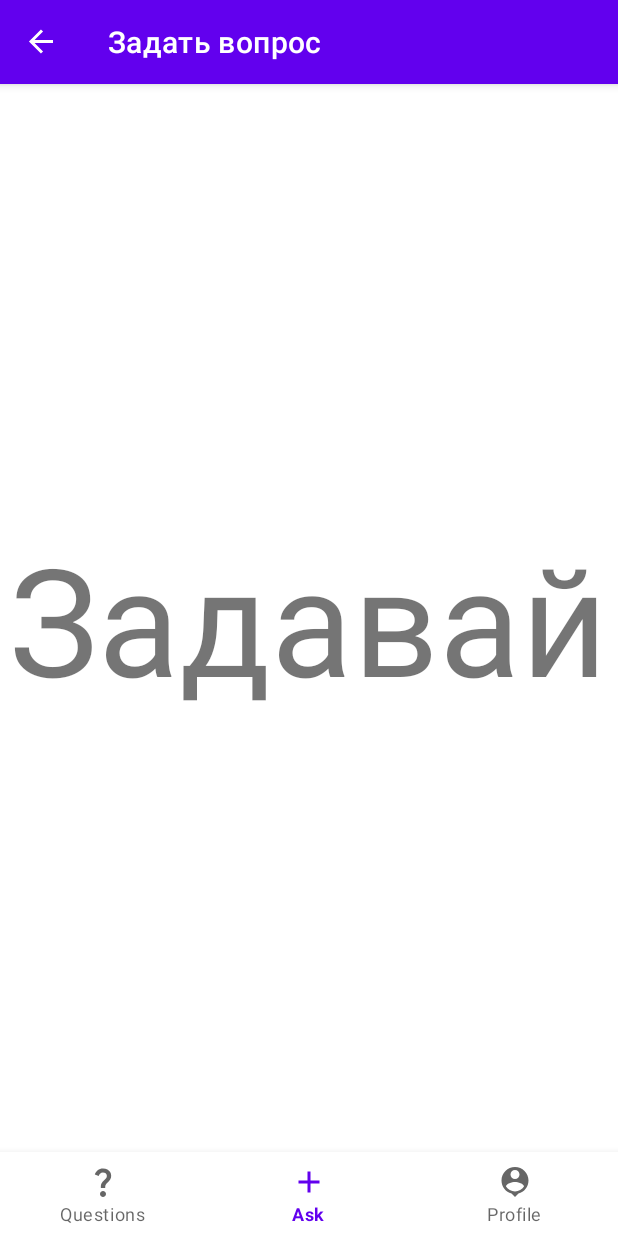
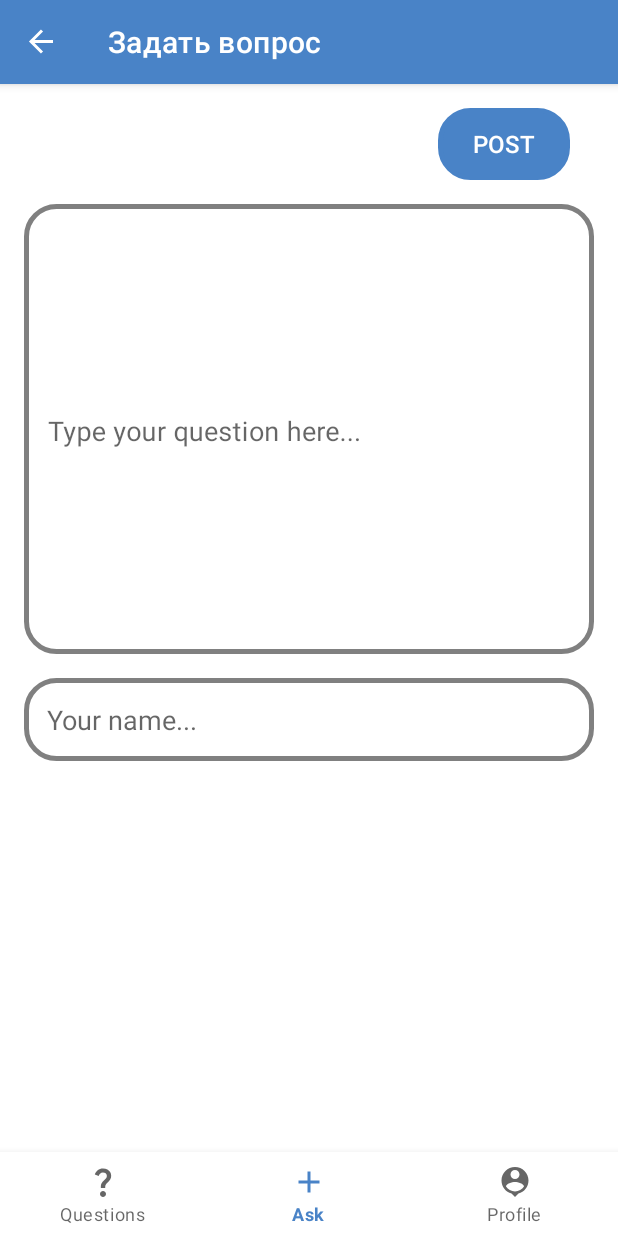
Before and after one commit to SultanSarygulov/UniversityQuestionApp, an Android app: the AskQuestionFragment screen opened through its navigation route, on a phone screen of 412 x 824 dp. Run offline under Robolectric (Android 15) with nearby library versions, the phone set to English and light mode, and no system bars; our stand-ins replace Room's generated code, navigation-ui.

Commit message:
Made AskQuestionFragment design more understandable

```diff
--- a/app/src/main/AndroidManifest.xml
+++ b/app/src/main/AndroidManifest.xml
@@ -15,7 +15,8 @@
         tools:targetApi="31">
         <activity
             android:name=".presentation.MainActivity"
-            android:exported="true">
+            android:exported="true"
+            android:windowSoftInputMode="adjustPan">
             <intent-filter>
                 <action android:name="android.intent.action.MAIN" />
 
--- a/app/src/main/java/com/example/uqa/presentation/AskQuestionFragment.kt
+++ /dev/null
@@ -1,24 +0,0 @@
-package com.example.uqa.presentation
-
-import android.os.Bundle
-import androidx.fragment.app.Fragment
-import android.view.LayoutInflater
-import android.view.View
-import android.view.ViewGroup
-import com.example.uqa.R
-import com.example.uqa.databinding.FragmentAskQuestionBinding
-import com.example.uqa.databinding.FragmentQuestionBinding
-
-
-class AskQuestionFragment : Fragment() {
-
-    private lateinit var binding: FragmentAskQuestionBinding
-
-    override fun onCreateView(
-        inflater: LayoutInflater, container: ViewGroup?,
-        savedInstanceState: Bundle?
-    ): View? {
-        binding = FragmentAskQuestionBinding.inflate(inflater, container, false)
-        return binding.root
-    }
-}
--- /dev/null
+++ b/app/src/main/java/com/example/uqa/presentation/askQuestion/AskQuestionFragment.kt
@@ -0,0 +1,68 @@
+package com.example.uqa.presentation.askQuestion
+
+import android.os.Bundle
+import androidx.fragment.app.Fragment
+import android.view.LayoutInflater
+import android.view.View
+import android.view.ViewGroup
+import android.widget.Toast
+import androidx.lifecycle.ViewModelProvider
+import androidx.navigation.fragment.findNavController
+import com.example.uqa.R
+import com.example.uqa.data.Post
+import com.example.uqa.databinding.FragmentAskQuestionBinding
+import com.example.uqa.databinding.FragmentQuestionBinding
+import com.example.uqa.presentation.home.HomeViewModel
+
+
+class AskQuestionFragment : Fragment() {
+
+    private lateinit var binding: FragmentAskQuestionBinding
+    private lateinit var viewModel: AskQuestionViewModel
+
+    override fun onCreateView(
+        inflater: LayoutInflater, container: ViewGroup?,
+        savedInstanceState: Bundle?
+    ): View? {
+        binding = FragmentAskQuestionBinding.inflate(inflater, container, false)
+        return binding.root
+    }
+
+    override fun onViewCreated(view: View, savedInstanceState: Bundle?) {
+        super.onViewCreated(view, savedInstanceState)
+
+        viewModel = ViewModelProvider(this)[AskQuestionViewModel::class.java]
+
+        binding.postButton.setOnClickListener {
+            checkInputs()
+        }
+    }
+
+    private fun checkInputs() {
+        if (
+            binding.inputPostTextET.text.toString().isEmpty() ||
+            binding.inputName.text.toString().isEmpty()){
+            Toast.makeText(requireContext(), "Fill out all boxes!", Toast.LENGTH_SHORT).show()
+            return
+        }
+
+        postQuestion()
+    }
+
+    private fun postQuestion() {
+        val newPost = Post(
+            0,
+            binding.inputPostTextET.text.toString(),
+            binding.inputName.text.toString(),
+            "02/05/2023",
+            0,
+            0
+        )
+
+        viewModel.addPost(newPost)
+
+        Toast.makeText(requireContext(), "Question successfully posted!", Toast.LENGTH_SHORT).show()
+        findNavController().navigateUp()
+
+    }
+}
--- /dev/null
+++ b/app/src/main/java/com/example/uqa/presentation/askQuestion/AskQuestionViewModel.kt
@@ -0,0 +1,25 @@
+package com.example.uqa.presentation.askQuestion
+
+import android.app.Application
+import androidx.lifecycle.AndroidViewModel
+import androidx.lifecycle.viewModelScope
+import com.example.uqa.data.Post
+import com.example.uqa.data.room.PostsRepository
+import com.example.uqa.data.room.UQADatabase
+import kotlinx.coroutines.launch
+
+class AskQuestionViewModel(application: Application): AndroidViewModel(application) {
+
+    private val repository: PostsRepository
+
+    fun addPost(post: Post){
+        viewModelScope.launch {
+            repository.addPosts(post)
+        }
+    }
+
+    init {
+        val postsDao = UQADatabase.getDatabase(application).postsDao()
+        repository = PostsRepository(postsDao)
+    }
+}
--- /dev/null
+++ b/app/src/main/res/drawable/shape_cornered_button.xml
@@ -0,0 +1,8 @@
+<?xml version="1.0" encoding="utf-8"?>
+<shape xmlns:android="http://schemas.android.com/apk/res/android">
+    <corners
+        android:radius="20sp"/>
+    <stroke
+        android:width="3dp"
+        android:color="#808080"/>
+</shape>
--- a/app/src/main/res/layout/fragment_ask_question.xml
+++ b/app/src/main/res/layout/fragment_ask_question.xml
@@ -1,16 +1,72 @@
 <?xml version="1.0" encoding="utf-8"?>
-<FrameLayout xmlns:android="http://schemas.android.com/apk/res/android"
+<androidx.constraintlayout.widget.ConstraintLayout xmlns:android="http://schemas.android.com/apk/res/android"
+    xmlns:app="http://schemas.android.com/apk/res-auto"
     xmlns:tools="http://schemas.android.com/tools"
     android:layout_width="match_parent"
     android:layout_height="match_parent"
-    tools:context=".presentation.AskQuestionFragment">
+    tools:context=".presentation.askQuestion.AskQuestionFragment">
 
-    <!-- TODO: Update blank fragment layout -->
-    <TextView
+
+    <com.google.android.material.textfield.TextInputLayout
+        android:id="@+id/inputPostText"
+        android:layout_width="0dp"
+        android:layout_height="300dp"
+        android:layout_marginStart="16dp"
+        android:layout_marginTop="16dp"
+        android:layout_marginEnd="16dp"
+        app:layout_constraintEnd_toEndOf="parent"
+        app:layout_constraintHorizontal_bias="0.5"
+        app:layout_constraintStart_toStartOf="parent"
+        app:layout_constraintTop_toBottomOf="@+id/postButton"
+        app:boxStrokeWidth="0dp"
+        app:boxStrokeWidthFocused="0dp">
+
+        <com.google.android.material.textfield.TextInputEditText
+            android:id="@+id/inputPostTextET"
+            android:layout_width="match_parent"
+            android:layout_height="match_parent"
+            android:background="@drawable/shape_cornered_button"
+            android:ems="10"
+            android:gravity="start|top"
+            android:hint="Type your question here..."
+            android:inputType="text"
+            android:textColor="@color/black"
+            android:textSize="18sp"
+            />
+
+
+    </com.google.android.material.textfield.TextInputLayout>
+
+
+    <EditText
+        android:id="@+id/inputName"
+        android:layout_width="0dp"
+        android:layout_height="wrap_content"
+        android:layout_marginTop="16dp"
+        android:background="@drawable/shape_cornered_button"
+        android:ems="10"
+        android:hint="Your name..."
+        android:inputType="textPersonName"
+        android:padding="15dp"
+        android:paddingTop="10dp"
+        android:paddingBottom="10dp"
+        app:layout_constraintEnd_toEndOf="@+id/inputPostText"
+        app:layout_constraintStart_toStartOf="@+id/inputPostText"
+        app:layout_constraintTop_toBottomOf="@+id/inputPostText" />
+
+    <androidx.appcompat.widget.AppCompatButton
+        android:id="@+id/postButton"
         android:layout_width="wrap_content"
         android:layout_height="wrap_content"
-        android:layout_gravity="center"
-        android:textSize="100dp"
-        android:text="Задавай" />
+        android:layout_marginTop="16dp"
+        android:layout_marginEnd="32dp"
+        android:background="@drawable/shape_cornered_button"
+        android:backgroundTint="#4983C7"
+        android:text="Post"
+        android:textColor="@color/white"
+        android:textSize="16sp"
+        app:layout_constraintEnd_toEndOf="parent"
+        app:layout_constraintTop_toTopOf="parent" />
 
-</FrameLayout>
+
+</androidx.constraintlayout.widget.ConstraintLayout>
--- a/app/src/main/res/navigation/navgraph.xml
+++ b/app/src/main/res/navigation/navgraph.xml
@@ -28,7 +28,7 @@
     </fragment>
     <fragment
         android:id="@+id/askQuestionFragment"
-        android:name="com.example.uqa.presentation.AskQuestionFragment"
+        android:name="com.example.uqa.presentation.askQuestion.AskQuestionFragment"
         android:label="Задать вопрос"
         tools:layout="@layout/fragment_ask_question" />
 </navigation>
--- a/app/src/main/res/values/colors.xml
+++ b/app/src/main/res/values/colors.xml
@@ -10,5 +10,6 @@
 
     <color name="paletteBlack">#232849</color>
     <color name="gray">#AAAAAA</color>
+    <color name="mainBlue">#4983C7</color>
 
 </resources>
--- a/app/src/main/res/values/themes.xml
+++ b/app/src/main/res/values/themes.xml
@@ -2,8 +2,8 @@
     <!-- Base application theme. -->
     <style name="Theme.UQA" parent="Theme.MaterialComponents.DayNight.DarkActionBar">
         <!-- Primary brand color. -->
-        <item name="colorPrimary">@color/purple_500</item>
-        <item name="colorPrimaryVariant">@color/purple_700</item>
+        <item name="colorPrimary">@color/mainBlue</item>
+        <item name="colorPrimaryVariant">@color/paletteBlack</item>
         <item name="colorOnPrimary">@color/white</item>
         <!-- Secondary brand color. -->
         <item name="colorSecondary">@color/teal_200</item>
```
